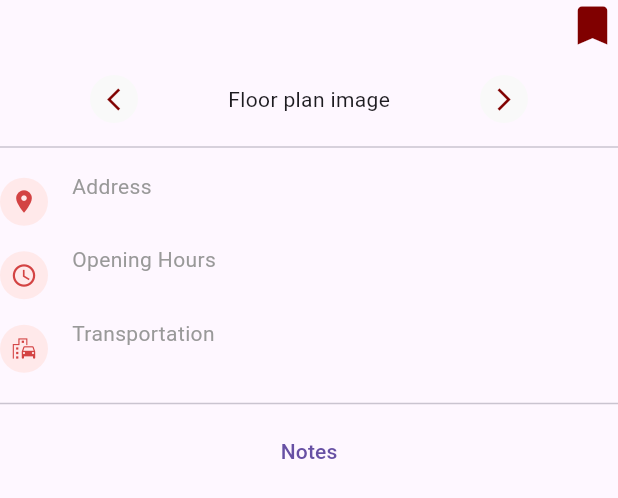
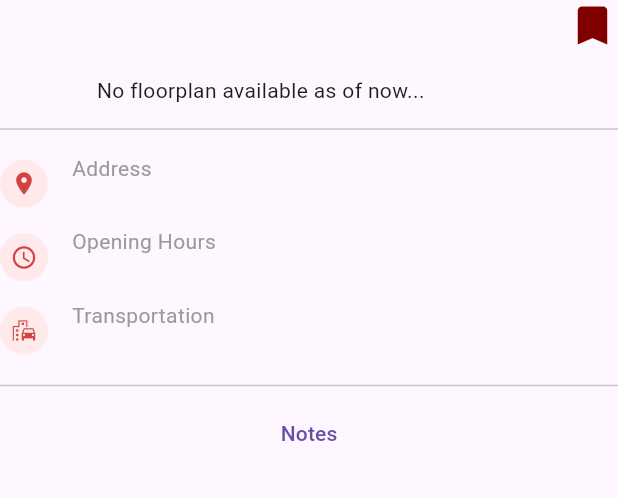
Before and after one commit to dddelacruz/UPClassroomFinder_AY2324_CS192, a Flutter app: the BuildingInfo widget shown alone on an empty page, opened directly with empty values, on a phone screen of 412 x 824 dp. Shown: the top 498 px of the screen. Run offline on Flutter 3.47's test engine with Material 3 defaults, Android fonts, the light colour scheme and no system bars; our stand-ins replace cloud_firestore, firebase_core, flutter_map, latlong2, shared_preferences; accounts and stored records are empty.

Commit message:
cleaned code and added image to floorplan page

```diff
--- a/up_classroom_finder_ay2324_cs192/lib/main.dart
+++ b/up_classroom_finder_ay2324_cs192/lib/main.dart
@@ -2,6 +2,8 @@
 //-- fix bookmark icon for floorplan page
 //-- needs improvement on the UI of the floor plan (make it a "window" like before)
 //-- add comments to schedule_page.dart
+//-- make the floorplan page for the search results and classroom detail the same
+//-- what are the arrows next to the floorplan for?
 
 import 'package:firebase_core/firebase_core.dart';
 import 'package:flutter/material.dart';
--- a/up_classroom_finder_ay2324_cs192/lib/pages/classroomdetail_page.dart
+++ b/up_classroom_finder_ay2324_cs192/lib/pages/classroomdetail_page.dart
@@ -2,7 +2,7 @@ import 'package:flutter/material.dart';
 
 // hardcoded assets list for locations with floorplan
 final floorplanImgList =[
-  "UP AECH",
+  "AECH",
 ];
 
 
--- a/up_classroom_finder_ay2324_cs192/lib/pages/floorplan_page.dart
+++ b/up_classroom_finder_ay2324_cs192/lib/pages/floorplan_page.dart
@@ -2,6 +2,11 @@ import 'package:flutter/material.dart';
 import 'package:provider/provider.dart';
 import 'package:cloud_firestore/cloud_firestore.dart';
 import 'package:up_classroom_finder_ay2324_cs192/pages/notes_page.dart';
+
+// hardcoded assets list for locations with floorplan
+final floorplanImgList =[
+  "AECH",
+];
 
 class FloorPlanPage extends StatelessWidget {
   FloorPlanPage(this.location, {super.key});
@@ -72,7 +77,7 @@ class BuildingInfo extends StatelessWidget{
     return Column(
       children: [
         HeadingRow(location), // heading and bookmark row
-        const FloorplanImgRow(), // floorplan image row
+        FloorplanImgRow(location), // floorplan image row
         const Divider(),
         AddressRow(data: data), // address row
         HoursRow(data: data), // hours row
@@ -238,30 +243,48 @@ class AddressRow extends StatelessWidget {
 }
 
 class FloorplanImgRow extends StatelessWidget {
-  const FloorplanImgRow({
-    super.key,
-  });
+  const FloorplanImgRow(this.location, {super.key,});
+
+  final String location;
 
   @override
   Widget build(BuildContext context) {
-    return const Padding(
-      padding: EdgeInsets.only(bottom: 8),
+    return Padding(
+      padding: const EdgeInsets.only(bottom: 8),
       child: Row(
         mainAxisAlignment: MainAxisAlignment.spaceEvenly,
         children: [
-          CircleAvatar(
+          // what are these arrows for?
+          /* const CircleAvatar(
             radius: 16,
             backgroundColor: Color(0xfff9f9f9),
             child: Icon(Icons.arrow_back_ios_outlined,
                 size: 18, color: Color(0xff800000)),
+          ), */
+
+          //Text("Floor plan image"),
+          floorplanImgList.contains(location)
+              // if file exists, load image
+              ? Center(
+                  child: Image.asset(
+                    "assets/floorplan_$location.jpg",
+                    width: MediaQuery.of(context).size.width - 32,
+                    fit: BoxFit.contain,
+                  ),
+                )
+              // file does not exist
+              : const Center(child: Text("No floorplan available as of now...")),
+
+          const SizedBox(
+            height: 14,
           ),
-          Text("Floor plan image"),
-          CircleAvatar(
+
+          /* const CircleAvatar(
             radius: 16,
             backgroundColor: Color(0xfff9f9f9),
             child: Icon(Icons.arrow_forward_ios,
                 size: 18, color: Color(0xff800000)),
-          ),
+          ), */
         ],
       ),
     );
--- a/up_classroom_finder_ay2324_cs192/lib/pages/map_image.dart
+++ b/up_classroom_finder_ay2324_cs192/lib/pages/map_image.dart
@@ -86,10 +86,15 @@ class _MapIMGState extends State<MapIMG> {
                             child: GestureDetector(
                               onTap: (){
                                 readBuildings();
-                                showModalBottomSheet<void>(
+                                showModalBottomSheet<dynamic>(
+                                      isScrollControlled: true,
                                       context: context,
-                                      builder: (BuildContext context) =>
-                                          FloorPlanPage(b.name),
+                                      builder: (BuildContext context){
+                                          return Container(
+                                            height: MediaQuery.of(context).size.height * 0.65, // scale height of bottom modal sheet
+                                            child: FloorPlanPage(b.name)
+                                          );
+                                      }
                                     );
                               },
                               child: const Icon(
--- a/up_classroom_finder_ay2324_cs192/pubspec.yaml
+++ b/up_classroom_finder_ay2324_cs192/pubspec.yaml
@@ -76,7 +76,7 @@ flutter:
   # To add assets to your application, add an assets section, like this:
   assets:
    - assets/map.jpg
-   - assets/floorplan_UP AECH.jpg
+   - assets/floorplan_AECH.jpg
 
   # An image asset can refer to one or more resolution-specific "variants", see
   # https://flutter.dev/assets-and-images/#resolution-aware
```
Also changed, not shown: up_classroom_finder_ay2324_cs192/assets/floorplan_AECH.jpg (renamed from up_classroom_finder_ay2324_cs192/assets/floorplan_UP AECH.jpg).
